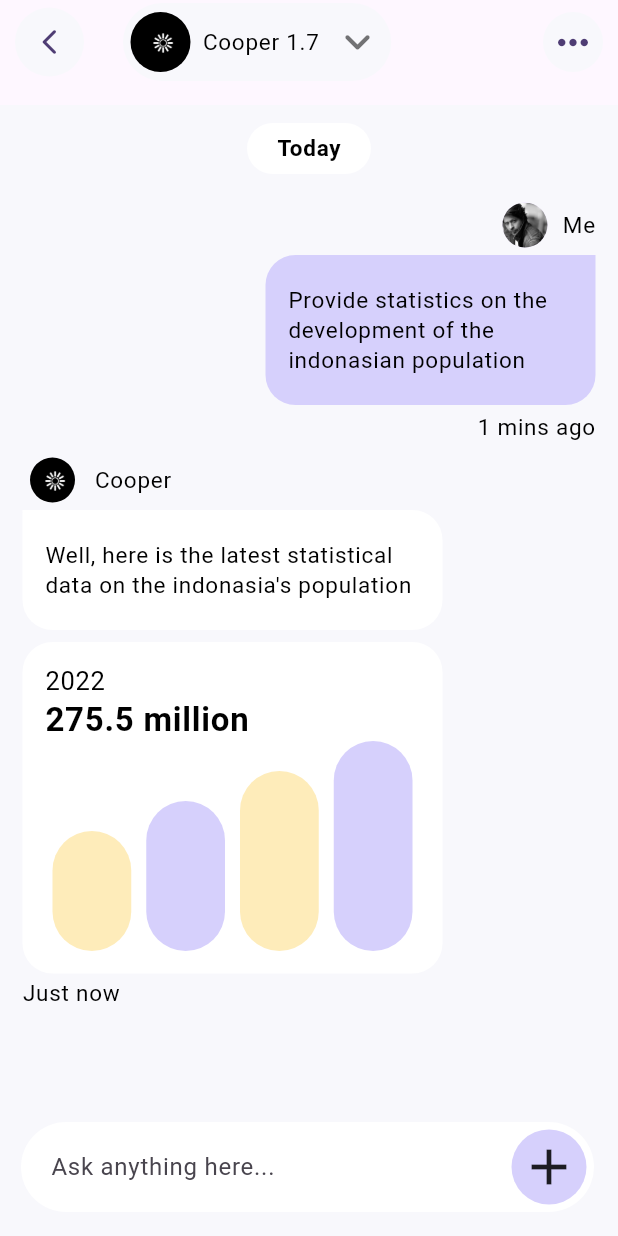
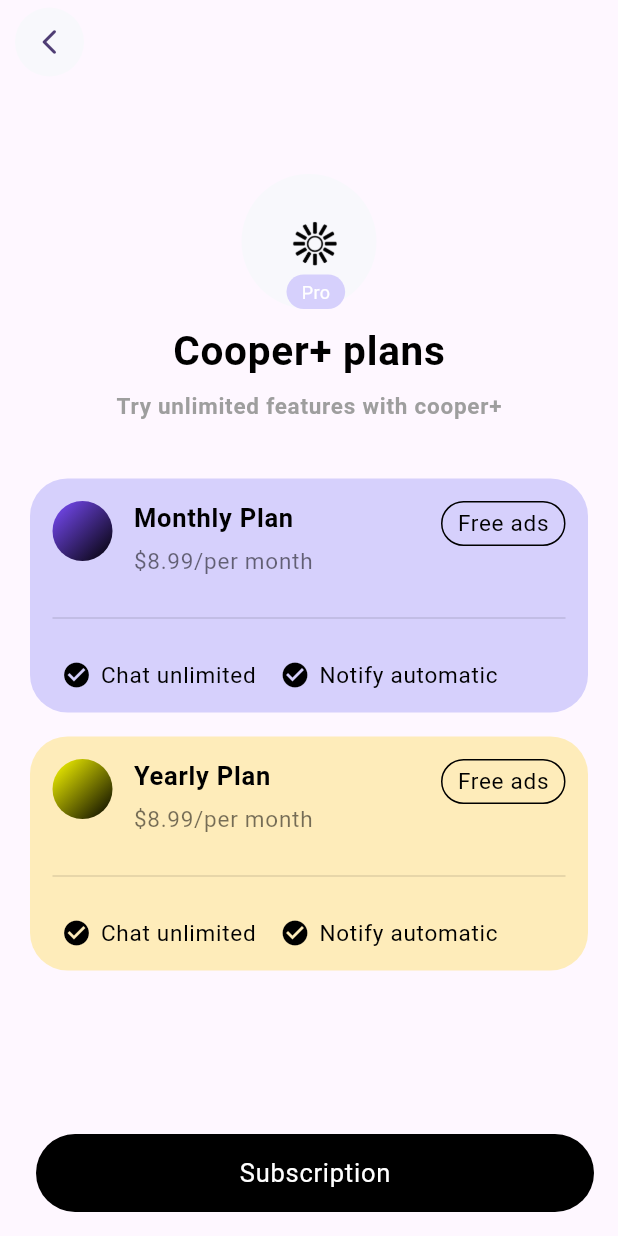
Before and after one commit to crashsonu-tasks/cooperai, a Flutter app: the screen it shows after launch, on a phone screen of 412 x 824 dp. Run offline on Flutter 3.47's test engine with Material 3 defaults, Android fonts, the phone set to English and light mode, and no system bars; our stand-ins replace font_awesome_flutter.

Commit message:
plan page done

```diff
--- a/lib/main.dart
+++ b/lib/main.dart
@@ -1,5 +1,6 @@
 // All Flutter Built-in Imports Here.
 import 'package:cooperai/views/chat/view.dart';
+import 'package:cooperai/views/plan/view.dart';
 import 'package:flutter/material.dart';
 
 // All Custom Imports Here.
@@ -25,7 +26,7 @@ class MyApp extends StatelessWidget {
         colorScheme: ColorScheme.fromSeed(seedColor: Colors.deepPurple),
         useMaterial3: true,
       ),
-      home: const ChatView(),
+      home: const PlanView(),
     );
   }
 }
--- /dev/null
+++ b/lib/views/plan/view.dart
@@ -0,0 +1,236 @@
+// All Flutter Built-in Imports Here.
+import 'package:flutter/material.dart';
+
+// All Custom Imports Here.
+
+// All Native Imports Here.
+import 'package:cooperai/constants/assets.dart';
+import 'package:cooperai/constants/colors.dart';
+import 'package:cooperai/constants/texts.dart';
+
+// All Attributes or Constants Here.
+
+class PlanView extends StatelessWidget {
+  const PlanView({super.key});
+
+  @override
+  Widget build(BuildContext context) {
+    return Scaffold(
+      appBar: AppBar(
+        leading: Padding(
+          padding: const EdgeInsets.only(left: 10),
+          child: CircleAvatar(
+            backgroundColor: AppColors.lightGrey,
+            child: const Icon(Icons.arrow_back_ios_new_rounded, size: 20),
+          ),
+        ),
+      ),
+      body: const PlanBodyWidget(),
+      floatingActionButton: Container(
+        margin: const EdgeInsets.only(left: 40),
+        width: double.infinity,
+        child: FilledButton(
+          onPressed: () {},
+          style: FilledButton.styleFrom(backgroundColor: Colors.black),
+          child: const Padding(
+            padding: EdgeInsets.symmetric(vertical: 15.0),
+            child: AppText(
+              text: 'Subscription',
+              color: Colors.white,
+              textSize: 17,
+            ),
+          ),
+        ),
+      ),
+    );
+  }
+}
+
+class PlanBodyWidget extends StatelessWidget {
+  const PlanBodyWidget({super.key});
+
+  @override
+  Widget build(BuildContext context) {
+    return SingleChildScrollView(
+      child: Container(
+        margin: const EdgeInsets.all(20),
+        child: Column(
+          crossAxisAlignment: CrossAxisAlignment.center,
+          children: [
+            const SizedBox(height: 40),
+            iconHeaderWidget(),
+            const SizedBox(
+              height: 30,
+            ),
+            PlanWidget(
+                planTitle: 'Monthly Plan',
+                planPrice: '\$8.99/per month',
+                bgColor: AppColors.purpleDark,
+                bgDarkColor: Colors.deepPurpleAccent),
+            PlanWidget(
+                planTitle: 'Yearly Plan',
+                planPrice: '\$8.99/per month',
+                bgColor: AppColors.yellow,
+                bgDarkColor: Colors.yellowAccent)
+          ],
+        ),
+      ),
+    );
+  }
+
+  Widget iconHeaderWidget() {
+    return Column(
+      crossAxisAlignment: CrossAxisAlignment.center,
+      children: [
+        Center(
+          child: Stack(
+            children: [
+              Container(
+                width: 90,
+                height: 90,
+                decoration: BoxDecoration(
+                    color: AppColors.lightGrey,
+                    borderRadius: BorderRadius.circular(50)),
+                child: AppAssets.logoBlack,
+              ),
+              Positioned(
+                bottom: 0,
+                left: 30,
+                child: Container(
+                  padding:
+                      const EdgeInsets.symmetric(vertical: 3, horizontal: 10),
+                  decoration: BoxDecoration(
+                      color: AppColors.purpleDark,
+                      borderRadius: BorderRadius.circular(25)),
+                  child: const Text(
+                    'Pro',
+                    style: TextStyle(
+                      color: Colors.white,
+                      fontSize: 12,
+                    ),
+                  ),
+                ),
+              )
+            ],
+          ),
+        ),
+        const Padding(
+          padding: EdgeInsets.symmetric(vertical: 10),
+          child: AppText(
+            text: 'Cooper+ plans',
+            textSize: 27,
+            bold: true,
+          ),
+        ),
+        const AppText(
+            text: 'Try unlimited features with cooper+',
+            color: Colors.grey,
+            bold: true),
+      ],
+    );
+  }
+}
+
+class PlanWidget extends StatelessWidget {
+  final String planTitle;
+  final String planPrice;
+  final Color bgColor;
+  final Color bgDarkColor;
+
+  const PlanWidget(
+      {super.key,
+      required this.planTitle,
+      required this.planPrice,
+      required this.bgColor,
+      required this.bgDarkColor});
+
+  @override
+  Widget build(BuildContext context) {
+    return Container(
+      padding: const EdgeInsets.all(15),
+      margin: const EdgeInsets.symmetric(vertical: 8),
+      decoration: BoxDecoration(
+          borderRadius: BorderRadius.circular(25), color: bgColor),
+      child: Column(
+        children: [
+          Row(
+            mainAxisAlignment: MainAxisAlignment.spaceBetween,
+            crossAxisAlignment: CrossAxisAlignment.start,
+            children: [
+              Row(
+                crossAxisAlignment: CrossAxisAlignment.start,
+                children: [
+                  Padding(
+                    padding: const EdgeInsets.only(right: 14),
+                    child: Container(
+                      height: 40,
+                      width: 40,
+                      decoration: BoxDecoration(
+                        borderRadius: BorderRadius.circular(50),
+                        gradient: LinearGradient(
+                          colors: [bgDarkColor, Colors.black],
+                          begin: Alignment.topLeft,
+                          end: Alignment.bottomRight,
+                        ),
+                      ),
+                    ),
+                  ),
+                  Column(
+                    crossAxisAlignment: CrossAxisAlignment.start,
+                    children: [
+                      Padding(
+                        padding: const EdgeInsets.only(bottom: 8.0),
+                        child:
+                            AppText(text: planTitle, textSize: 17, bold: true),
+                      ),
+                      AppText(text: planPrice, color: Colors.black54),
+                    ],
+                  )
+                ],
+              ),
+              Container(
+                padding:
+                    const EdgeInsets.symmetric(horizontal: 10, vertical: 4),
+                decoration: BoxDecoration(
+                    border: Border.all(color: Colors.black),
+                    borderRadius: BorderRadius.circular(30)),
+                child: const AppText(
+                  text: 'Free ads',
+                ),
+              )
+            ],
+          ),
+          const Padding(
+            padding: EdgeInsets.symmetric(vertical: 20),
+            child: Divider(color: Colors.black12),
+          ),
+          const Row(
+            children: [
+              ...[
+                Padding(
+                    padding: EdgeInsets.symmetric(horizontal: 6),
+                    child: Icon(
+                      Icons.check_circle,
+                      color: Colors.black,
+                      size: 20,
+                    )),
+                Flexible(child: AppText(text: 'Chat unlimited'))
+              ],
+              SizedBox(width: 10),
+              ...[
+                Padding(
+                    padding: EdgeInsets.symmetric(horizontal: 6),
+                    child: Icon(
+                      Icons.check_circle,
+                      color: Colors.black,
+                      size: 20,
+                    )),
+                Flexible(child: AppText(text: 'Notify automatic'))
+              ]
+            ],
+          )
+        ],
+      ),
+    );
+  }
+}
```
